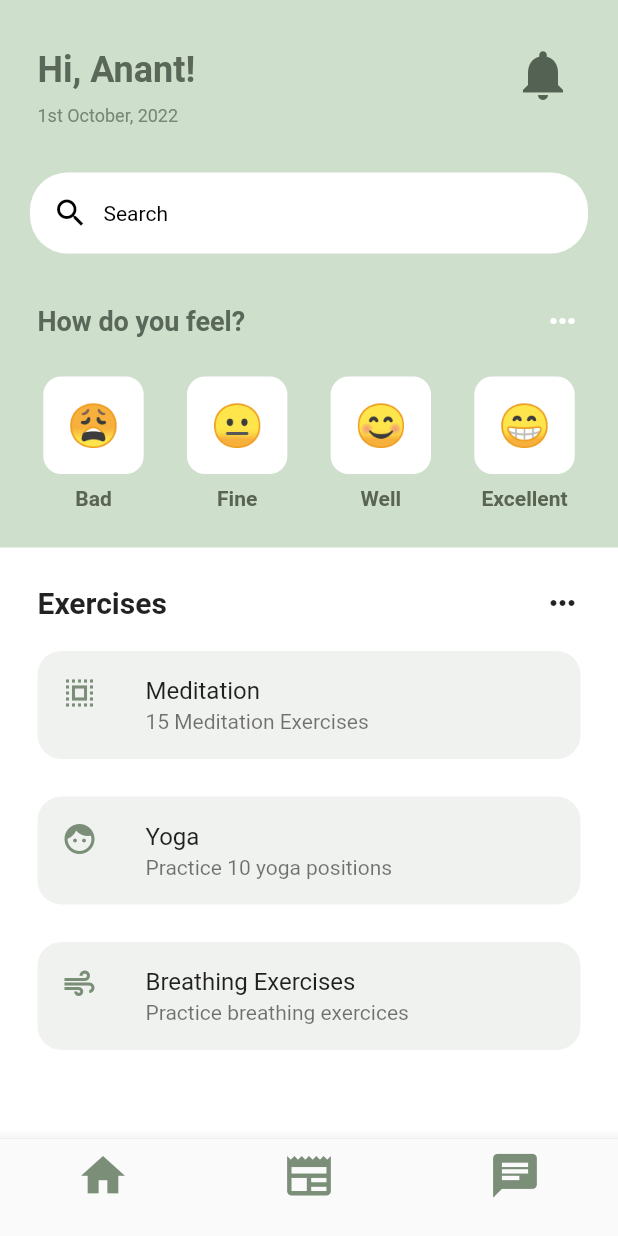
After one commit to a-govil/Mental-Health-App, a Flutter app: the HomePage screen opened by its route, on a phone screen of 412 x 824 dp. The commit adds this screen. Run offline on Flutter 3.47's test engine with Material 2 defaults, Android fonts, the phone set to English and light mode, and no system bars; our stand-ins replace simple_animations.

Commit message:
Assessment 3 (Final)

```diff
--- /dev/null
+++ b/lib/home.dart
@@ -0,0 +1,336 @@
+
+
+import 'package:flutter/material.dart';
+
+class HomePage extends StatefulWidget {
+  const HomePage({Key key}) : super(key: key);
+
+  @override
+  _MyHomePage createState() => _MyHomePage();
+}
+
+class _MyHomePage extends State<HomePage> {
+  @override
+  Widget build(BuildContext context) {
+    return Scaffold(
+      backgroundColor: Color.fromARGB(255, 206, 223, 204),
+      bottomNavigationBar: BottomNavigationBar(
+        items: [
+          BottomNavigationBarItem(icon: Icon(Icons.home,color: Color.fromARGB(255, 122, 142, 120),size: 35,),label: '',),
+          BottomNavigationBarItem(icon: Icon(Icons.newspaper,color: Color.fromARGB(255, 122, 142, 120),size: 35),label: ''),
+          BottomNavigationBarItem(icon: Icon(Icons.chat,color: Color.fromARGB(255, 122, 142, 120),size: 35),label: '')
+      ]),
+      body: SafeArea(
+        child: Column(
+          children: [
+            Padding(
+              padding: const EdgeInsets.symmetric(vertical: 15.0),
+              child: Column(
+
+              ),
+            ),
+            //greetings row
+            Padding(
+              padding: const EdgeInsets.symmetric(horizontal: 25.0,),
+              child: Row(
+                mainAxisAlignment: MainAxisAlignment.spaceBetween,
+                children: [
+                  Column(
+                    crossAxisAlignment: CrossAxisAlignment.start,
+                    children: [
+                       Text(
+                    'Hi, Anant!',
+                    style: TextStyle(
+                      color: Color.fromARGB(255, 90, 104, 89),
+                      fontSize: 24,
+                      fontWeight: FontWeight.bold,
+                    ),
+                  ),
+                  SizedBox(
+                    height: 10,
+                  ),
+                  Text(
+                    '1st October, 2022',
+                    style: TextStyle(
+                      color: Color.fromARGB(255, 118, 136, 117),
+                      fontSize: 12,
+
+                    ),
+                  ),
+                    ]
+
+                  ),
+                  Container(
+
+                    child: Padding(
+                      padding: const EdgeInsets.fromLTRB(0,0,5,17.0),
+                      child: Icon(
+                        Icons.notifications,
+                        size: 40,
+                        color: Color.fromARGB(255, 83, 98, 82),
+                        //add border radius
+                      ),
+                    ),
+                  )
+                ],
+              ),
+            ),
+            SizedBox(
+              height: 20,
+            ),
+            //search bar
+            Padding(
+              padding: const EdgeInsets.fromLTRB(20.0,8,20.0,8),
+              child: Container(
+                decoration: BoxDecoration(
+
+                  color: Colors.white,
+                   borderRadius: BorderRadius.circular(25),),
+
+
+                child:Padding(
+                  padding: const EdgeInsets.all(15.0),
+                  child: Row(children: [
+                    Icon(Icons.search,
+                    color: Colors.black,),
+                    SizedBox(
+                      width: 10,
+                    ),
+                    Text('Search',
+                    style:TextStyle(color:Colors.black,),)
+
+
+
+                  ],),
+                )
+              ),
+            ),
+            SizedBox(
+              height: 25,
+            ),
+            //how do you feel?
+             Padding(
+               padding: const EdgeInsets.symmetric(horizontal:25.0),
+               child: Row(
+                mainAxisAlignment: MainAxisAlignment.spaceBetween,
+                 children: [
+                   Text(
+                        'How do you feel?',
+                        style: TextStyle(
+                          color: Color.fromARGB(255, 90, 104, 89),
+                          fontSize: 18 ,
+                          fontWeight: FontWeight.bold,
+                        ),
+                      ),
+                      Icon(Icons.more_horiz,
+                      color: Colors.white,
+
+                      )
+                 ],
+               ),
+             ),
+             SizedBox(
+              height: 25,
+            ),
+
+    // 4 different faces
+
+            Row(
+              mainAxisAlignment: MainAxisAlignment.spaceEvenly,
+              children: [
+
+              Column(
+                children:[
+              //bad
+              Container(
+        decoration: BoxDecoration(
+        color: Colors.white,
+        borderRadius: BorderRadius.circular(12)
+
+      ),
+      padding: EdgeInsets.all(16),
+      child:Center(child:Text('😩',
+      style: TextStyle(
+        fontSize: 28,
+
+      )
+      )),
+
+      ),
+      SizedBox(
+        height:8
+      ),
+      Text(
+        "Bad",
+        style: TextStyle(color: Color.fromARGB(255, 89, 100, 81),
+        fontWeight: FontWeight.bold,)
+      ),
+                ],
+              ),
+
+              // fine
+              Column(
+                children:[
+              //bad
+              Container(
+        decoration: BoxDecoration(
+        color: Colors.white,
+        borderRadius: BorderRadius.circular(12)
+
+      ),
+      padding: EdgeInsets.all(16),
+      child:Center(child:Text('😐',
+      style: TextStyle(
+        fontSize: 28,
+      )
+      )),
+
+      ),
+      SizedBox(
+        height:8
+      ),
+      Text(
+        "Fine",
+        style: TextStyle(color: Color.fromARGB(255, 89, 100, 81),
+        fontWeight: FontWeight.bold
+        )
+      ),
+                ],
+              ),
+
+              //well
+            Column(
+                children:[
+              //bad
+              Container(
+        decoration: BoxDecoration(
+        color: Colors.white,
+        borderRadius: BorderRadius.circular(12)
+
+      ),
+      padding: EdgeInsets.all(16),
+      child:Center(child:Text('😊',
+      style: TextStyle(
+        fontSize: 28,
+      )
+      )),
+
+      ),
+      SizedBox(
+        height:8
+      ),
+      Text(
+        "Well",
+        style: TextStyle(color: Color.fromARGB(255, 89, 100, 81),
+        fontWeight: FontWeight.bold
+        )
+      ),
+                ],
+              ),
+              //excellent
+              Column(
+                children:[
+              //bad
+              Container(
+        decoration: BoxDecoration(
+        color: Colors.white,
+        borderRadius: BorderRadius.circular(12)
+
+      ),
+      padding: EdgeInsets.all(16),
+      child:Center(child:Text('😁',
+      style: TextStyle(
+        fontSize: 28,
+      )
+      )),
+
+      ),
+      SizedBox(
+        height:8
+      ),
+      Text(
+        "Excellent",
+        style: TextStyle(color: Color.fromARGB(255, 89, 100, 81),
+        fontWeight: FontWeight.bold
+        )
+      ),
+                ],
+              ),
+            ],),
+
+           SizedBox(height: 25,),
+           Expanded(
+            child: Container(
+              padding: EdgeInsets.all(25),
+            color: Colors.white,
+            child: Center(
+              child: Column(
+                children: [
+              Row(
+                mainAxisAlignment:MainAxisAlignment.spaceBetween ,
+                children: [
+                  Text('Exercises',
+                  style: TextStyle(
+                    fontWeight: FontWeight.bold,
+                    fontSize: 20,
+                  )),
+                  Icon(Icons.more_horiz,),
+                ],
+              ),
+              SizedBox(height: 20,),
+              //list view
+              Container(
+                decoration: BoxDecoration(
+                  color: Color.fromARGB(255, 240, 242, 239),
+                  borderRadius: BorderRadius.circular(16),
+
+                ),
+                child: ListTile(
+                  leading: Icon(Icons.select_all_sharp,color: Color.fromARGB(255, 122, 142, 120)),
+                  title: Text('Meditation'),
+                  subtitle: Text('15 Meditation Exercises'),
+
+                  ),
+              ),
+              SizedBox(height: 25,),
+              Container(
+                decoration: BoxDecoration(
+                  color: Color.fromARGB(255, 240, 242, 239),
+                  borderRadius: BorderRadius.circular(16),
+
+                ),
+                child: ListTile(
+                  leading: Icon(Icons.face_rounded, color: Color.fromARGB(255, 122, 142, 120),),
+                  title: Text('Yoga'),
+                  subtitle: Text('Practice 10 yoga positions'),
+
+                  ),
+              ),
+              SizedBox(height: 25,),
+              Container(
+                decoration: BoxDecoration(
+                  color: Color.fromARGB(255, 240, 242, 239),
+                  borderRadius: BorderRadius.circular(16),
+
+                ),
+                child: ListTile(
+                  leading: Icon(Icons.air,color: Color.fromARGB(255, 122, 142, 120)),
+                  title: Text('Breathing Exercises'),
+                  subtitle: Text('Practice breathing exercices'),
+
+                  ),
+              ),
+              SizedBox(height: 25,),
+
+
+            ],)),
+           ),
+
+           ),
+
+          ],
+        ),
+      ),
+    );
+  }
+}
--- a/lib/login.dart
+++ b/lib/login.dart
@@ -133,7 +133,9 @@ class _MyLoginState extends State<MyLogin> {
 	                      )
 	                    ),
 	                    child: Center(
-	                      child: Text("Login", style: TextStyle(color: Colors.white, fontWeight: FontWeight.bold),),
+                        child: TextButton(
+                          onPressed:() {Navigator.pushNamed(context, 'home');},
+	                        child:const Text("Login",style: TextStyle(color: Colors.white, fontWeight: FontWeight.bold),),)
 	                    ),
 	                  )),
 	                  SizedBox(height: 50,),
--- a/lib/main.dart
+++ b/lib/main.dart
@@ -3,6 +3,7 @@ import 'package:flutter/material.dart';
 import 'package:day12_login/signup.dart';
 import 'package:day12_login/login.dart';
 import 'package:day12_login/forgot.dart';
+import 'package:day12_login/home.dart';
 
 
 void main() {
@@ -12,7 +13,9 @@ void main() {
     routes: {
       'signup': (context) => MyRegister(),
       'login': (context) => MyLogin(),
-      'forgot': (context) => MyForgot()
+      'forgot': (context) => MyForgot(),
+      'home': (context) => HomePage()
+
 
     },
   ));
```
Also changed, not shown: 27 other files.
